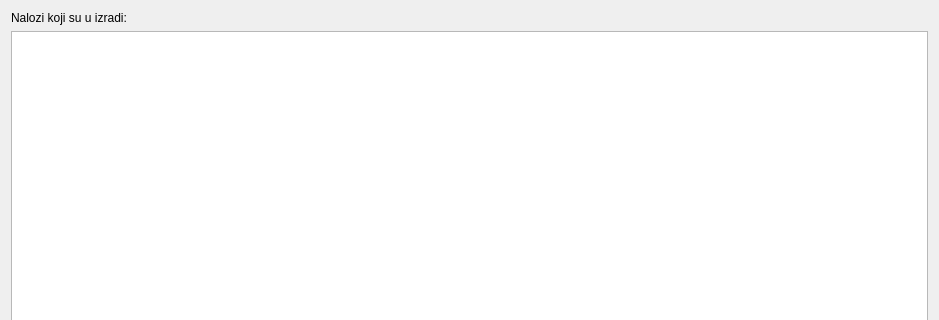
Loptica23/POVI, file gui/POVI/commandsviewisinstate.ui: the form before one commit; both pictures show x 0 to 939 and y 0 to 320 of the 939 by 591 pixel window.
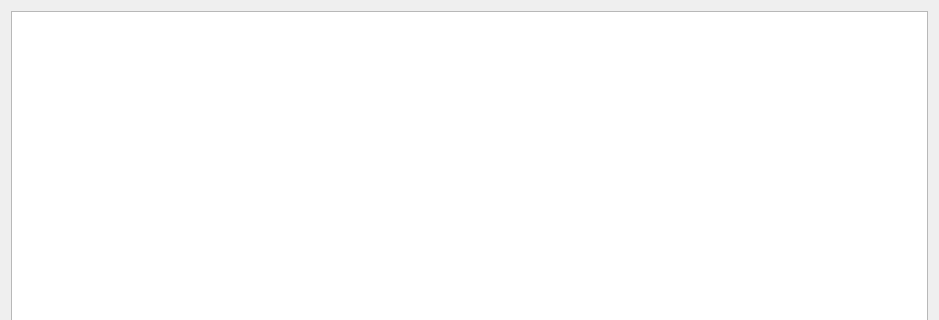
The form after the commit.

```diff
--- a/gui/POVI/commandsviewisinstate.ui
+++ b/gui/POVI/commandsviewisinstate.ui
@@ -14,13 +14,6 @@
    <string>Form</string>
   </property>
   <layout class="QVBoxLayout" name="verticalLayout">
-   <item>
-    <widget class="QLabel" name="label">
-     <property name="text">
-      <string>Nalozi koji su u izradi:</string>
-     </property>
-    </widget>
-   </item>
    <item>
     <widget class="QTableWidget" name="tableWidget"/>
    </item>
```
